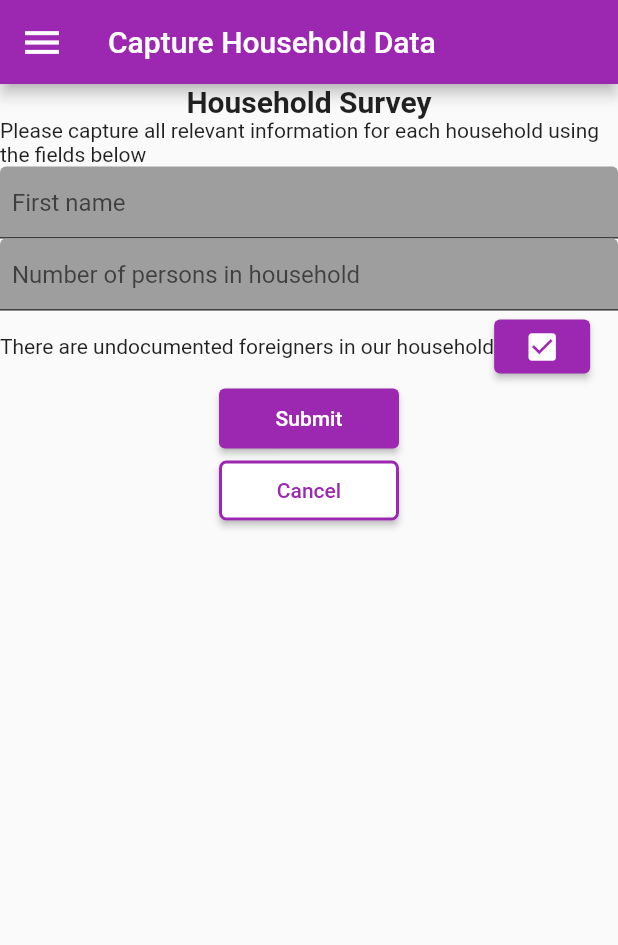
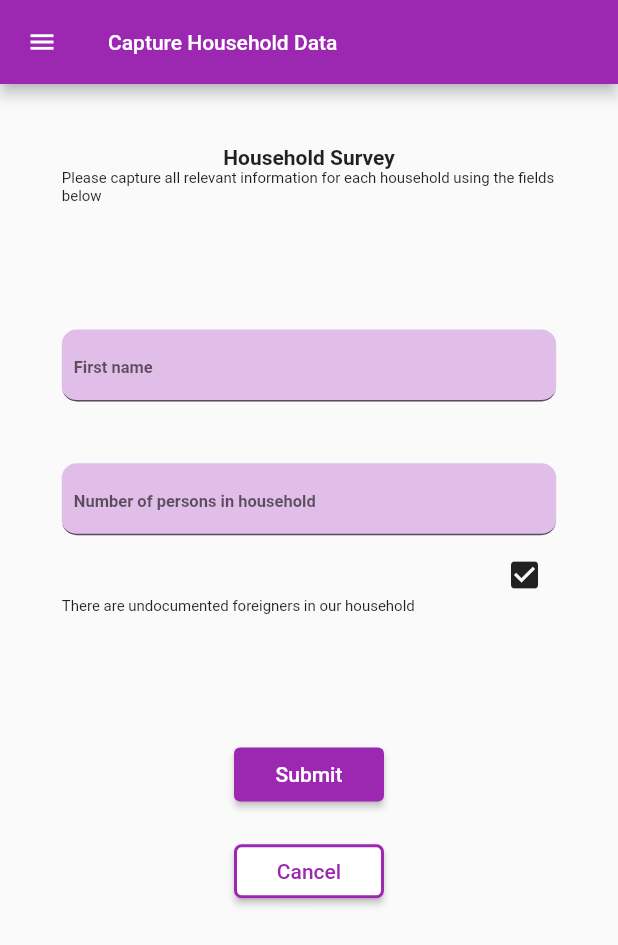
Before and after one commit to GlenReiseMalesa/survey-recording-system-flutter-mysql, a Flutter app: the screen it shows after launch, after a tap on the "add" icon, on a phone screen of 412 x 824 dp. Shown: the top 945 px of the screen. Run offline on Flutter 3.47's test engine with Material 2 defaults, Android fonts, the phone set to English and light mode, and no system bars; missing offline and left inert: dart:html.

Commit message:
the front end is done

```diff
--- a/lib/dashboard.dart
+++ b/lib/dashboard.dart
@@ -20,19 +20,22 @@ class _dashboardState extends State<dashboard> {
         leading: Icon(
           Icons.menu,
           color: Colors.white,
-          size: 30,
+          size: 20,
         ),
-        title: Text("Dashboard"),
+        title: Text("Dashboard",
+            style: TextStyle(
+              fontSize: 14,
+            )),
         actions: [
           Icon(
             Icons.notifications,
             color: Colors.white,
-            size: 30,
+            size: 20,
           )
         ],
       ),
       body: Container(
-        height: MediaQuery.of(context).size.height * 0.5,
+        height: MediaQuery.of(context).size.height * 0.44,
         width: MediaQuery.of(context).size.width * 0.8,
         margin: EdgeInsets.all(MediaQuery.of(context).size.width * 0.1),
         color: Colors.white70,
@@ -42,64 +45,82 @@ class _dashboardState extends State<dashboard> {
             Row(
               //this is the first stuff in the
               children: [
-                Icon(Icons.person_add_alt_1_rounded),
-                Column(children: [
-                  (Text(
+                Container(
+                  margin: EdgeInsets.all(5),
+                  child: Icon(Icons.portrait_rounded, size: 30),
+                ),
+                Container(
+                  margin: EdgeInsets.all(10),
+                  child: Column(children: [
+                    Text(
                       "Data Overview",
                       style: TextStyle(
-                      fontSize: 20,
+                        fontSize: 14,
                         fontWeight: FontWeight.bold,
                       ),
-                  )),
+                    ),
                     Text(
                       "Completed Surveys",
                       style: TextStyle(
-                        fontSize: 14, color: Color.fromRGBO(0, 0, 0, 0.87)),
-                  )
-                ])
+                          fontSize: 11, color: Color.fromRGBO(0, 0, 0, 0.87)),
+                    ),
+                  ]),
+                ),
               ],
             ),
             //totals and dates
             Row(children: [
-              Column(
+              Container(
+                margin:
+                    EdgeInsets.all(MediaQuery.of(context).size.height * 0.05),
+                child: Column(
                   children: [
                     Text(
                       "2",
                       style: TextStyle(
-                      fontSize: 96,
+                        fontSize: 45,
                       ),
                     ),
                     Text(
                       "Last 7 Days",
-                    style: TextStyle(fontSize: 16, fontWeight: FontWeight.bold),
+                      style: TextStyle(
+                        fontSize: 11,
+                      ),
                     )
                   ],
                 ),
-              Column(
+              ),
+              Container(
+                margin: EdgeInsets.only(
+                  left: MediaQuery.of(context).size.width * 0.15,
+                  top: MediaQuery.of(context).size.height * 0.03,
+                ),
+                child: Column(
                   children: [
                     Text(
                       "9800",
                       style: TextStyle(
-                      fontSize: 60,
+                        fontSize: 35,
                       ),
                     ),
-                  Text("Total",
-                      style:
-                          TextStyle(fontSize: 16, fontWeight: FontWeight.bold))
+                    Text("Total", style: TextStyle(fontSize: 10))
                   ],
-              )
+                ),
+              ),
             ]),
-
-            FlatButton(
+            Container(
+              margin: EdgeInsets.only(
+                right: 110,
+                top: 30,
+              ),
+              child: FlatButton(
                 onPressed: () => {
                   Navigator.push(context,
                       MaterialPageRoute(builder: (context) => insight())),
                 },
                 child: Text("FIND OUT MORE",
-                  style: TextStyle(
-                      fontSize: 16,
-                      fontWeight: FontWeight.bold,
-                      color: Colors.purple)),
+                    style: TextStyle(fontSize: 11, color: Colors.purple)),
+              ),
             ),
           ],
         ),
@@ -110,7 +131,7 @@ class _dashboardState extends State<dashboard> {
           Navigator.push(
               context, MaterialPageRoute(builder: (context) => survey())),
         },
-        child: Icon(Icons.add),
+        child: Icon(Icons.add, size: 20),
       ),
     );
   }
--- a/lib/insight.dart
+++ b/lib/insight.dart
@@ -15,57 +15,80 @@ class _insightState extends State<insight> {
         leading: Icon(
           Icons.menu,
           color: Colors.white,
-          size: 30,
+          size: 20,
         ),
-        title: Text("View Insights"),
+        title: Text("View Insights",
+            style: TextStyle(
+              fontSize: 14,
+            )),
         actions: [
           Icon(
             Icons.share,
             color: Colors.white,
-            size: 30,
+            size: 20,
           )
         ],
       ),
-      body: Column(
+      body: Container(
+        height: MediaQuery.of(context).size.height * 0.9,
+        width: MediaQuery.of(context).size.width * 0.9,
+        margin: EdgeInsets.all(MediaQuery.of(context).size.width * 0.1),
+        child: Column(
           children: [
-          Text(
+            Container(
+              margin: EdgeInsets.only(
+                right: MediaQuery.of(context).size.width * 0.3,
+                bottom: 5,
+              ),
+              child: Text(
                 "Household Survey Data",
                 style: TextStyle(
-              fontSize: 20,
+                  fontSize: 14,
                   fontWeight: FontWeight.bold,
+                ),
               ),
             ),
             Text(
               "Please capture all relevant information for each household using the fields below",
               style:
-                TextStyle(fontSize: 14, color: Color.fromRGBO(0, 0, 0, 0.87)),
+                  TextStyle(fontSize: 10, color: Color.fromRGBO(0, 0, 0, 0.87)),
             ),
             Container(
+              margin: EdgeInsets.only(
+                  top: MediaQuery.of(context).size.height * 0.1),
               child: Column(
                 children: [
                   Text(
                     "4",
                     style: TextStyle(
-                    fontSize: 60,
+                      fontSize: 30,
                     ),
                   ),
                   Text("Average number of people in a household",
                       style:
-                        TextStyle(fontSize: 16, fontWeight: FontWeight.bold)),
-                Text(
+                          TextStyle(fontSize: 10, fontWeight: FontWeight.bold)),
+                  Container(
+                    margin: EdgeInsets.only(
+                        top: MediaQuery.of(context).size.height * 0.05),
+                    child: Text(
                       "20%",
                       style: TextStyle(
-                    fontSize: 60,
+                        fontSize: 30,
+                      ),
                     ),
                   ),
                   Text("of households reported having undocumented foreigners",
-                    style: TextStyle(fontSize: 16, fontWeight: FontWeight.bold))
+                      style:
+                          TextStyle(fontSize: 10, fontWeight: FontWeight.bold))
                 ],
               ),
             ),
-          ElevatedButton(
+            Container(
+              margin: EdgeInsets.only(
+                  top: MediaQuery.of(context).size.height * 0.15),
+              child: ElevatedButton(
                   style: ElevatedButton.styleFrom(
-                  fixedSize: Size(120, 40),
+                      fixedSize: Size(100, 20),
                       shape: RoundedRectangleBorder(
                           borderRadius: BorderRadius.circular(5)),
                       primary: Colors.white,
@@ -75,9 +98,11 @@ class _insightState extends State<insight> {
                   },
                   child: Text(
                     "Close",
-                style: TextStyle(color: Colors.purple),
+                    style: TextStyle(fontSize: 11, color: Colors.purple),
                   )),
+            ),
           ],
+        ),
       ),
     );
   }
--- a/lib/survey.dart
+++ b/lib/survey.dart
@@ -17,35 +17,51 @@ class _surveyState extends State<survey> {
         leading: Icon(
           Icons.menu,
           color: Colors.white,
-          size: 30,
+          size: 20,
         ),
-        title: Text("Capture Household Data"),
+        title: Text("Capture Household Data",
+            style: TextStyle(
+              fontSize: 14,
+            )),
       ),
-      body: Center(
+      body: Container(
+        width: MediaQuery.of(context).size.width * 0.8,
+        margin: EdgeInsets.all(MediaQuery.of(context).size.width * 0.1),
         child: Column(
           children: [
             Text(
               "Household Survey",
               style: TextStyle(
-                fontSize: 20,
+                fontSize: 14,
                 fontWeight: FontWeight.bold,
               ),
             ),
             Text(
                 "Please capture all relevant information for each household using the fields below",
                 style: TextStyle(
-                    fontSize: 14, color: Color.fromRGBO(0, 0, 0, 0.87))),
+                    fontSize: 10, color: Color.fromRGBO(0, 0, 0, 0.87))),
 
             //the form capture functionality
             Form(
               key: _formKey,
               child: Column(
                 children: [
-                  TextFormField(
+                  Container(
+                    width: MediaQuery.of(context).size.width * 1.0,
+                    margin: EdgeInsets.only(
+                      top: MediaQuery.of(context).size.height * 0.1,
+                    ),
+                    child: TextFormField(
                       decoration: InputDecoration(
                         hintText: 'First name',
+                        hintStyle: TextStyle(
+                          fontSize: 11,
+                          fontWeight: FontWeight.bold,
+                        ),
                         filled: true,
-                      fillColor: Colors.grey,
+                        border: UnderlineInputBorder(
+                            borderRadius: BorderRadius.circular(10)),
+                        fillColor: Colors.purple[100],
                         contentPadding: const EdgeInsets.all(8),
                       ),
                       validator: (String? value) {
@@ -55,11 +71,23 @@ class _surveyState extends State<survey> {
                         return null;
                       },
                     ),
-                  TextFormField(
+                  ),
+                  Container(
+                    width: MediaQuery.of(context).size.width * 1.0,
+                    margin: EdgeInsets.only(
+                      top: MediaQuery.of(context).size.height * 0.05,
+                    ),
+                    child: TextFormField(
                       decoration: InputDecoration(
                         hintText: 'Number of persons in household',
+                        hintStyle: TextStyle(
+                          fontSize: 11,
+                          fontWeight: FontWeight.bold,
+                        ),
                         filled: true,
-                      fillColor: Colors.grey,
+                        border: UnderlineInputBorder(
+                            borderRadius: BorderRadius.circular(10)),
+                        fillColor: Colors.purple[100],
                         contentPadding: const EdgeInsets.all(8),
                       ),
                       validator: (String? value) {
@@ -69,30 +97,51 @@ class _surveyState extends State<survey> {
                         return null;
                       },
                     ),
-                  Row(
+                  ),
+                  Container(
+                    width: MediaQuery.of(context).size.width * 1.0,
+                    child: Row(
                       children: [
-                      Text(
-                          "There are undocumented foreigners in our household"),
-                      ElevatedButton(
-                          onPressed: () {}, child: Icon(Icons.check_box))
+                        Container(
+                            width: MediaQuery.of(context).size.width * 0.7,
+                            margin: EdgeInsets.only(
+                              top: MediaQuery.of(context).size.height * 0.05,
+                            ),
+                            child: Text(
+                                "There are undocumented foreigners in our household",
+                                style: TextStyle(
+                                  fontSize: 10,
+                                ))),
+                        Container(
+                          width: 5,
+                          child: IconButton(
+                              onPressed: () {}, icon: Icon(Icons.check_box)),
+                        ),
                       ],
                     ),
-                  ElevatedButton(
+                  ),
+                  Container(
+                    margin: EdgeInsets.only(
+                      top: MediaQuery.of(context).size.height * 0.1,
+                      bottom: MediaQuery.of(context).size.height * 0.02,
+                    ),
+                    child: ElevatedButton(
                         style: ElevatedButton.styleFrom(
-                        fixedSize: Size(120, 40),
+                          fixedSize: Size(100, 20),
                         ),
                         onPressed: () {
                           //validate
                           if (_formKey.currentState!.validate()) {}
                         },
-                      child: Text("Submit"))
+                        child: Text("Submit")),
+                  )
                 ],
               ),
             ),
 
             ElevatedButton(
                 style: ElevatedButton.styleFrom(
-                    fixedSize: Size(120, 40),
+                    fixedSize: Size(100, 20),
                     shape: RoundedRectangleBorder(
                         borderRadius: BorderRadius.circular(5)),
                     primary: Colors.white,
```
Lines whose indentation alone changed are shown as unchanged.
